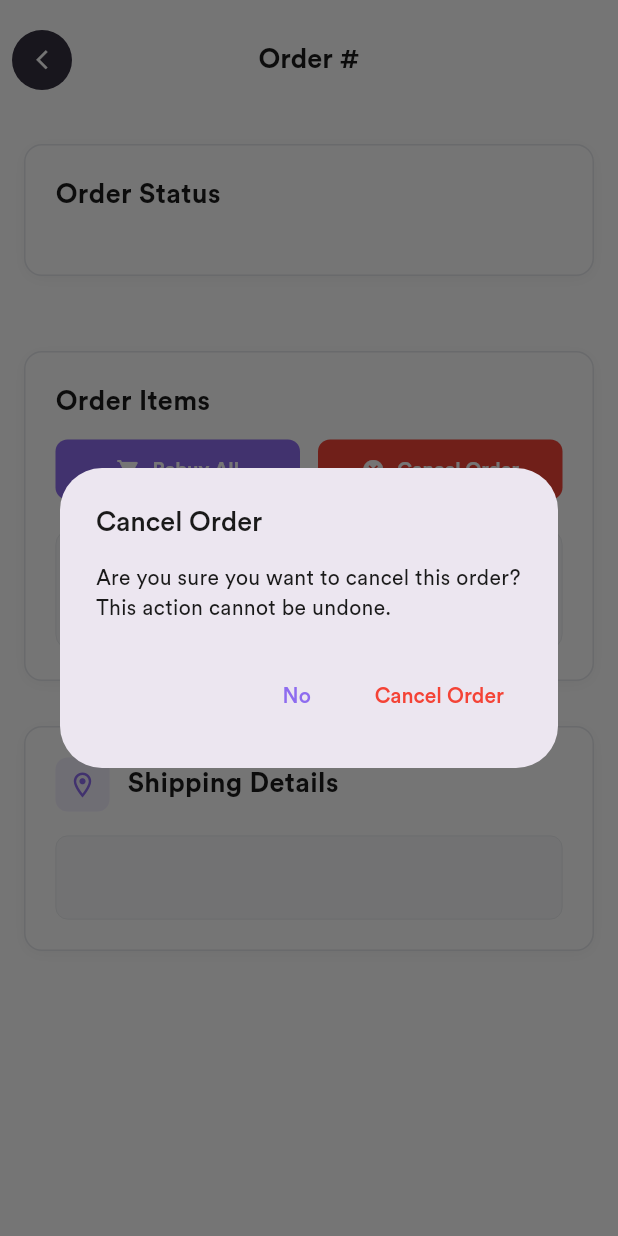
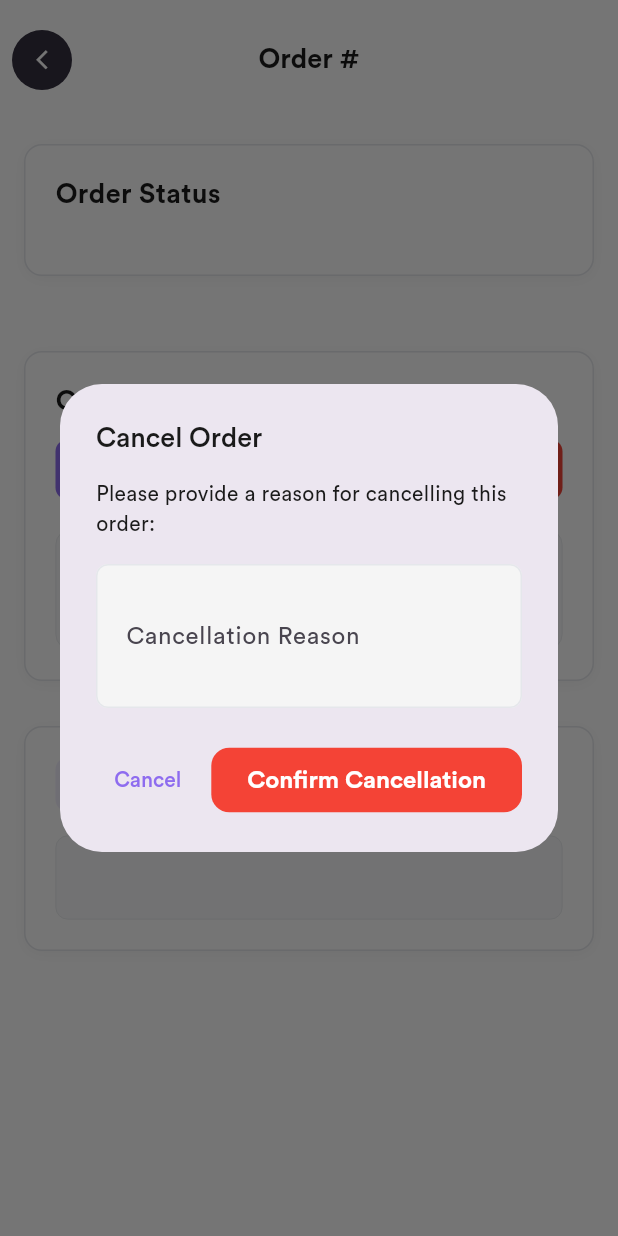
Before and after one commit to DangKhanh2808/ecommerce, a Flutter app: the OrderDetailPage screen opened directly with empty values, after a tap on "Cancel Order", on a phone screen of 412 x 824 dp. Run offline on Flutter 3.47's test engine with Material 3 defaults, Android fonts, the phone set to English and light mode, and no system bars; our stand-ins replace cloud_firestore, dartz, equatable, firebase_auth, firebase_core, firebase_storage and 6 more; accounts and stored records are empty; project files that could hold a hidden picture were left out.

Commit message:
feat: add cancellation reason requirement for order cancellation

```diff
--- a/lib/data/order/repository/order.dart
+++ b/lib/data/order/repository/order.dart
@@ -78,8 +78,8 @@ class OrderRepositoryImpl extends OrderRepository {
   }
 
   @override
-  Future<Either> cancelOrder(String orderId) async {
-    var returnedData = await sl<OrderFirebaseService>().cancelOrder(orderId);
+  Future<Either> cancelOrder(String orderId, String cancelReason) async {
+    var returnedData = await sl<OrderFirebaseService>().cancelOrder(orderId, cancelReason);
     return returnedData.fold(
       (error) {
         return Left(error);
--- a/lib/domain/order/repository/order.dart
+++ b/lib/domain/order/repository/order.dart
@@ -10,5 +10,5 @@ abstract class OrderRepository {
   Future<Either> orderResitration(OrderRegistrationReq order);
   Future<Either> getOrders();
   Future<Either> rebuyProduct(ProductOrderedEntity product);
-  Future<Either> cancelOrder(String orderId);
+  Future<Either> cancelOrder(String orderId, String cancelReason);
 }
--- a/lib/domain/order/usecases/cancel_order.dart
+++ b/lib/domain/order/usecases/cancel_order.dart
@@ -2,13 +2,13 @@ import 'package:dartz/dartz.dart';
 import 'package:ecommerce/core/usecase/usecase.dart';
 import 'package:ecommerce/domain/order/repository/order.dart';
 
-class CancelOrderUseCase implements UseCase<Either, dynamic> {
+class CancelOrderUseCase implements UseCase<Either, Map<String, String>> {
   final OrderRepository repository;
 
   CancelOrderUseCase(this.repository);
 
   @override
-  Future<Either> call({params}) {
-    return repository.cancelOrder(params);
+  Future<Either> call({Map<String, String>? params}) {
+    return repository.cancelOrder(params!['orderId']!, params['cancelReason']!);
   }
 }
--- a/lib/presentation/settings/views/order_detail.dart
+++ b/lib/presentation/settings/views/order_detail.dart
@@ -101,31 +101,15 @@ class _OrderDetailPageState extends State<OrderDetailPage> {
   }
 
   Future<void> _cancelOrder() async {
-    // Hiển thị dialog xác nhận
-    bool? shouldCancel = await showDialog<bool>(
+    // Hiển thị dialog nhập lý do hủy
+    String? cancelReason = await showDialog<String>(
       context: context,
       builder: (BuildContext context) {
-        return AlertDialog(
-                      title: const Text('Cancel Order'),
-            content: const Text('Are you sure you want to cancel this order? This action cannot be undone.'),
-          actions: [
-            TextButton(
-              onPressed: () => Navigator.of(context).pop(false),
-              child: const Text('No'),
-            ),
-            TextButton(
-              onPressed: () => Navigator.of(context).pop(true),
-              style: TextButton.styleFrom(
-                foregroundColor: Colors.red,
-              ),
-              child: const Text('Cancel Order'),
-            ),
-          ],
-        );
+        return CancelOrderDialog();
       },
     );
 
-    if (shouldCancel != true) return;
+    if (cancelReason == null || cancelReason.trim().isEmpty) return;
 
     setState(() {
       _isCancelling = true;
@@ -133,7 +117,10 @@ class _OrderDetailPageState extends State<OrderDetailPage> {
 
     try {
       final result = await sl<CancelOrderUseCase>().call(
-        params: widget.orderEntity.orderId,
+        params: {
+          'orderId': widget.orderEntity.orderId,
+          'cancelReason': cancelReason,
+        },
       );
 
       result.fold(
@@ -516,3 +503,77 @@ class _OrderDetailPageState extends State<OrderDetailPage> {
     );
   }
 }
+
+class CancelOrderDialog extends StatefulWidget {
+  @override
+  State<CancelOrderDialog> createState() => _CancelOrderDialogState();
+}
+
+class _CancelOrderDialogState extends State<CancelOrderDialog> {
+  final TextEditingController _reasonController = TextEditingController();
+  final GlobalKey<FormState> _formKey = GlobalKey<FormState>();
+
+  @override
+  void dispose() {
+    _reasonController.dispose();
+    super.dispose();
+  }
+
+  @override
+  Widget build(BuildContext context) {
+    return AlertDialog(
+      title: const Text('Cancel Order'),
+      content: Form(
+        key: _formKey,
+        child: Column(
+          mainAxisSize: MainAxisSize.min,
+          crossAxisAlignment: CrossAxisAlignment.start,
+          children: [
+            const Text(
+              'Please provide a reason for cancelling this order:',
+              style: TextStyle(fontSize: 14),
+            ),
+            const SizedBox(height: 16),
+            TextFormField(
+              controller: _reasonController,
+              decoration: const InputDecoration(
+                labelText: 'Cancellation Reason',
+                hintText: 'Enter the reason for cancellation...',
+                border: OutlineInputBorder(),
+                filled: true,
+              ),
+              maxLines: 3,
+              validator: (value) {
+                if (value == null || value.trim().isEmpty) {
+                  return 'Please enter a cancellation reason';
+                }
+                if (value.trim().length < 10) {
+                  return 'Reason must be at least 10 characters';
+                }
+                return null;
+              },
+            ),
+          ],
+        ),
+      ),
+      actions: [
+        TextButton(
+          onPressed: () => Navigator.of(context).pop(),
+          child: const Text('Cancel'),
+        ),
+        ElevatedButton(
+          onPressed: () {
+            if (_formKey.currentState!.validate()) {
+              Navigator.of(context).pop(_reasonController.text.trim());
+            }
+          },
+          style: ElevatedButton.styleFrom(
+            backgroundColor: Colors.red,
+            foregroundColor: Colors.white,
+          ),
+          child: const Text('Confirm Cancellation'),
+        ),
+      ],
+    );
+  }
+}
```
Also changed, not shown: lib/data/order/source/order_firebase_service.dart (+4 -3 lines).
